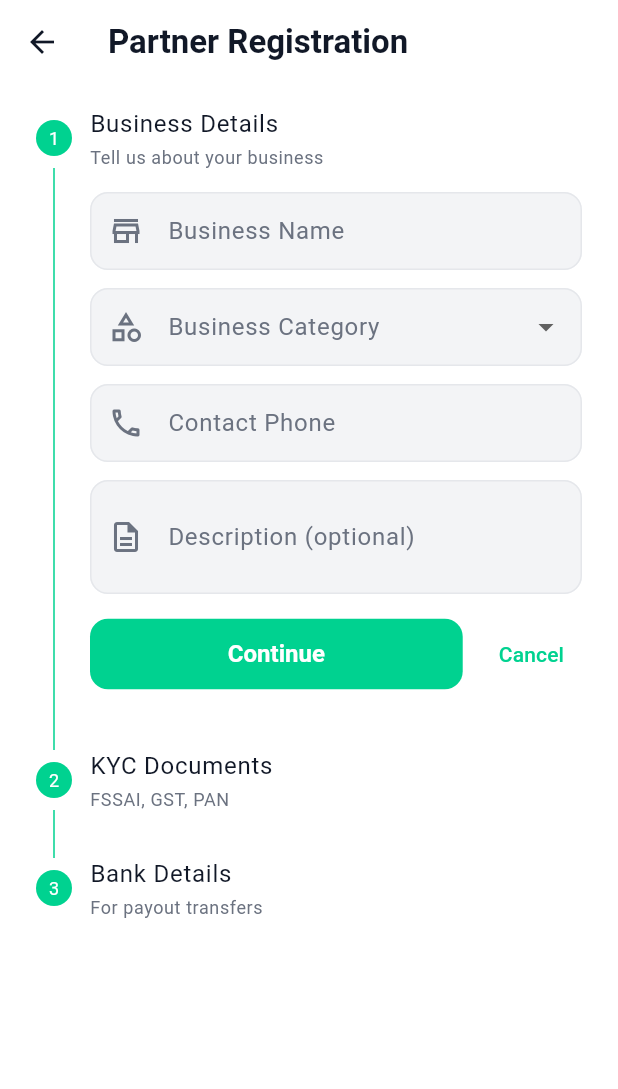
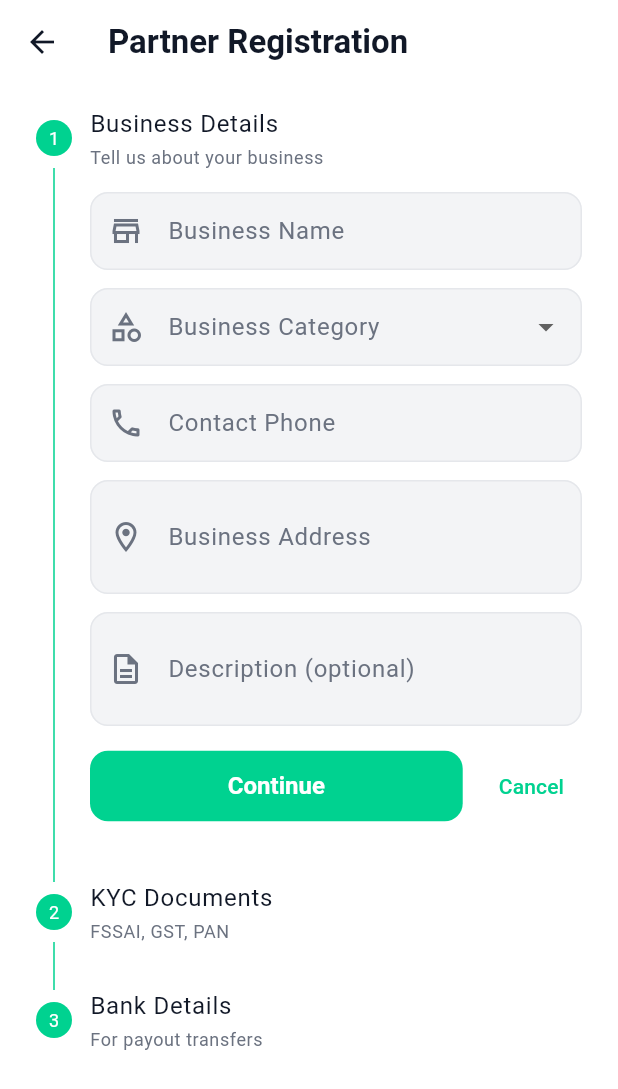
Before and after one commit to balabm/PyConnect, a Flutter app: the VendorRegistrationScreen screen opened directly, on a phone screen of 412 x 824 dp. Shown: the top 1089 px of the screen. Run offline on Flutter 3.47's test engine with Material 3 defaults, Android fonts, the phone set to English and light mode, and no system bars; our stand-ins replace audioplayers, cached_network_image, dio, firebase_core, firebase_messaging, flutter_dotenv and 13 more; missing offline and left inert: esc_pos_printer_plus, esc_pos_utils_plus, flutter_background_service, mobile_scanner, razorpay_flutter, signalr_netcore; accounts and stored records are empty; network calls fail.

Commit message:
feat: round 3 audit fixes — sign out, location chip, vendor docs, address
Addresses gaps found in the round 3 re-audit:

Section 1 (Foundation):
- No new changes (all 18 requirements complete, 1 partial for SafeArea)

Section 2 (Consumer):
- Added location chip "White Town, Pondicherry" to ContextualHome header
  (contextual_home.dart)
- Added Heritage Villa tag to homestay cards (homestay_card.dart)
- Food/Essentials toggle confirmed already present in restaurant_list_screen.dart
  (audit subagent checked wrong file)

Section 3 (Driver):
- Fixed ride offer countdown progress fallback from 15 to 30 seconds
  (ride_offer_sheet.dart line 63)

Section 4 (Partner):
- Added address field to vendor registration business step
  (vendor_registration_screen.dart)
- Added address parameter to registerVendor API call
  (vendor_onboarding_api.dart)

Section 5 (Admin):
- Wired real vendor KYC document URLs (FSSAI, GST, PAN) in admin screen
  AdminVendor DTO: added fssaiDocUrl, gstDocUrl, panDocUrl fields
  _VendorKycDocumentSection: uses real URLs instead of placeholders
  Backend VendorSummaryResponse: added 6 new fields (FssaiNumber, GstNumber,
    PanNumber, FssaiDocUrl, GstDocUrl, PanDocUrl)
  ListAllVendorsHandler: selects document URLs and numbers from Vendor entity

Section 2.5 (Services Hub):
- Added Sign Out option with confirmation dialog
  (services_hub_screen.dart)
  Calls authControllerProvider.signOut() and navigates to /auth

Verification:
- Flutter analyze: 0 errors (46 info/warnings)
- Backend build: 0 errors, 0 warnings
- Architecture tests: 288/288 pass
- Release APKs: 3 built (Consumer, Driver, Partner — 77.9 MB each)

Generated with [Devin](https://devin.ai)

Co-Authored-By: Devin <158243242+devin-ai-integration[bot]@users.noreply.github.com>

```diff
--- a/mobile/lib/features/driver/presentation/ride_offer_sheet.dart
+++ b/mobile/lib/features/driver/presentation/ride_offer_sheet.dart
@@ -60,7 +60,7 @@ class _RideOfferSheetState extends State<RideOfferSheet> with TickerProviderStat
 
   @override
   Widget build(BuildContext context) {
-    final progress = _secondsLeft / (widget.offer.expiresIn > 0 ? widget.offer.expiresIn : 15);
+    final progress = _secondsLeft / (widget.offer.expiresIn > 0 ? widget.offer.expiresIn : 30);
 
     return Container(
       decoration: BoxDecoration(
--- a/mobile/lib/features/vendor/data/vendor_onboarding_api.dart
+++ b/mobile/lib/features/vendor/data/vendor_onboarding_api.dart
@@ -23,12 +23,14 @@ class VendorOnboardingApi {
     required String category,
     required String contactPhone,
     String? description,
+    String? address,
   }) async {
     final data = await _api.post('/api/vendor/register', data: {
       'businessName': businessName,
       'category': category,
       'contactPhone': contactPhone,
       if (description != null) 'description': description,
+      if (address != null) 'address': address,
     });
     return VendorRegistrationResult.fromJson(data as Map<String, dynamic>);
   }
--- a/mobile/lib/features/vendor/presentation/vendor_registration_screen.dart
+++ b/mobile/lib/features/vendor/presentation/vendor_registration_screen.dart
@@ -34,6 +34,7 @@ class _VendorRegistrationScreenState
   // Step 1: Business details
   final _businessNameController = TextEditingController();
   final _phoneController = TextEditingController();
+  final _addressController = TextEditingController();
   final _descriptionController = TextEditingController();
   String? _selectedCategory;
 
@@ -67,6 +68,7 @@ class _VendorRegistrationScreenState
   void dispose() {
     _businessNameController.dispose();
     _phoneController.dispose();
+    _addressController.dispose();
     _descriptionController.dispose();
     _fssaiController.dispose();
     _gstController.dispose();
@@ -155,6 +157,9 @@ class _VendorRegistrationScreenState
         description: _descriptionController.text.trim().isEmpty
             ? null
             : _descriptionController.text.trim(),
+        address: _addressController.text.trim().isEmpty
+            ? null
+            : _addressController.text.trim(),
       );
 
       _registeredVendorId = result.vendorId;
@@ -348,6 +353,17 @@ class _VendorRegistrationScreenState
             labelText: 'Contact Phone',
             hintText: '10-digit mobile number',
             prefixIcon: Icon(Icons.phone_outlined),
+            border: OutlineInputBorder(),
+          ),
+        ),
+        const SizedBox(height: AppSpacing.md),
+        TextField(
+          controller: _addressController,
+          maxLines: 2,
+          decoration: const InputDecoration(
+            labelText: 'Business Address',
+            hintText: 'Street, area, city',
+            prefixIcon: Icon(Icons.location_on_outlined),
             border: OutlineInputBorder(),
           ),
         ),
```
Also changed, not shown: mobile/lib/features/admin/data/admin_api.dart (+18 -0 lines), mobile/lib/features/admin/presentation/admin_vendors_screen.dart (+8 -13 lines), mobile/lib/features/home/presentation/contextual_home.dart (+15 -0 lines), mobile/lib/features/hub/services_hub_screen.dart (+37 -0 lines), mobile/lib/features/stays/presentation/widgets/homestay_card.dart (+20 -0 lines), 1 other file.
